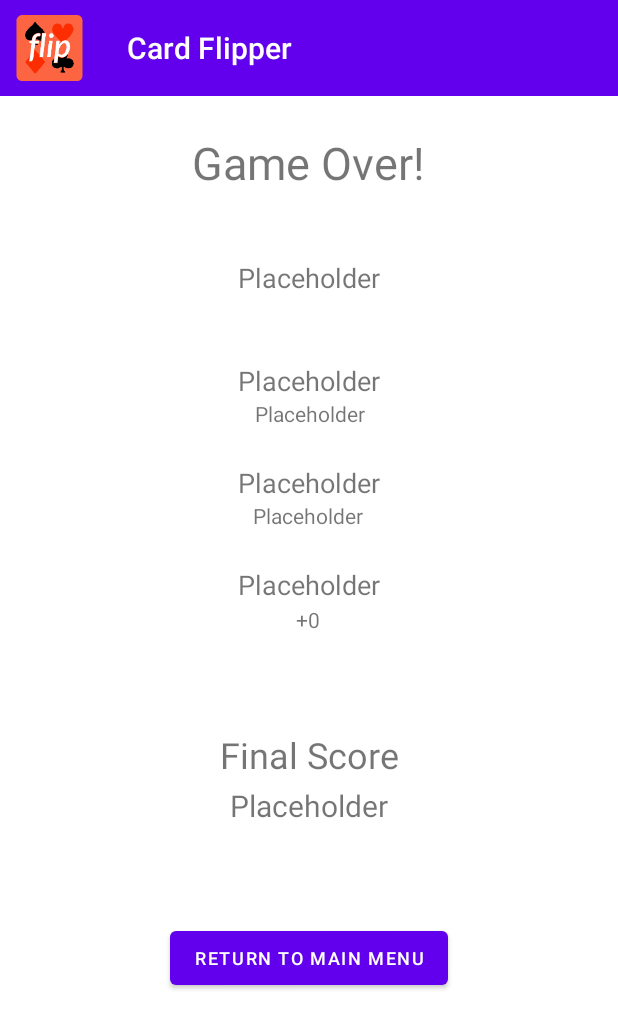
After one commit to Memeapie/CardFlipper, an Android app: the GameOver screen opened directly, with no data from a screen before it, on a phone screen of 412 x 824 dp. The commit adds this screen. Shown: the top 1029 px of the screen. Run offline under Robolectric (Android 15) with nearby library versions, the phone set to English and light mode, and no system bars; 7 statements that could not run were skipped.

Commit message:
Game Over Screen

```diff
--- a/app/src/main/AndroidManifest.xml
+++ b/app/src/main/AndroidManifest.xml
@@ -9,7 +9,8 @@
         android:roundIcon="@mipmap/ic_launcher_round"
         android:supportsRtl="true"
         android:theme="@style/Theme.CardFlipper">
-        <activity android:name=".Main.Game"></activity>
+        <activity android:name=".Main.GameOver"></activity>
+        <activity android:name=".Main.Game" />
         <activity
             android:name=".Main.ActivityBar"
             android:label="@string/appName"
--- a/app/src/main/java/com/sam/cardflipper/Fragments/GameSetting.java
+++ b/app/src/main/java/com/sam/cardflipper/Fragments/GameSetting.java
@@ -12,6 +12,7 @@ import android.widget.Spinner;
 import androidx.fragment.app.Fragment;
 
 import com.sam.cardflipper.Main.Game;
+import com.sam.cardflipper.Models.GameCompleted;
 import com.sam.cardflipper.Models.GameSettings;
 import com.sam.cardflipper.R;
 
@@ -55,6 +56,7 @@ public class GameSetting extends Fragment {
                 gameSettings.setShowsCards(showCards.isChecked());
 
                 gameController.holdMyGameSettings(gameSettings);
+                gameController.setGameCompleted(new GameCompleted());
 
                 Intent intent = new Intent(v.getContext(), Game.class);
                 startActivity(intent);
--- a/app/src/main/java/com/sam/cardflipper/Main/Game.java
+++ b/app/src/main/java/com/sam/cardflipper/Main/Game.java
@@ -4,6 +4,7 @@ import androidx.appcompat.app.AppCompatActivity;
 
 import android.animation.AnimatorInflater;
 import android.animation.AnimatorSet;
+import android.content.Intent;
 import android.os.Bundle;
 import android.os.Handler;
 import android.view.View;
@@ -13,8 +14,10 @@ import android.widget.ImageButton;
 import android.widget.TextView;
 
 import com.sam.cardflipper.Models.Card;
+import com.sam.cardflipper.Models.GameCompleted;
 import com.sam.cardflipper.Models.GameSettings;
 import com.sam.cardflipper.R;
+import com.sam.cardflipper.Services.Impl.GameControllerServiceImpl;
 import com.sam.cardflipper.Services.Impl.SoundEffectServiceImpl;
 import com.sam.cardflipper.Services.SoundEffectService;
 
@@ -359,6 +362,18 @@ public class Game extends AppCompatActivity {
     }
 
     private void triggerGameOver(Boolean didThePlayerWin) {
-        System.out.println(didThePlayerWin);
+        gameController.setGameCompleted(new GameCompleted(
+                didThePlayerWin,
+                cardsFlipped,
+                pairsFound,
+                !gameController.getMyGameSettings().getTimer().equals(-1),
+                timer,
+                !gameController.getMyGameSettings().getNumberOfLives().equals(-1),
+                lives
+        ));
+
+        Intent intent = new Intent(gameContext, GameOver.class);
+        startActivity(intent);
+
     }
 }
--- /dev/null
+++ b/app/src/main/java/com/sam/cardflipper/Main/GameOver.java
@@ -0,0 +1,82 @@
+package com.sam.cardflipper.Main;
+
+import androidx.appcompat.app.AppCompatActivity;
+
+import android.annotation.SuppressLint;
+import android.content.Intent;
+import android.os.Bundle;
+import android.view.View;
+import android.widget.Button;
+import android.widget.TextView;
+
+import com.sam.cardflipper.R;
+import com.sam.cardflipper.Services.Impl.SoundEffectServiceImpl;
+import com.sam.cardflipper.Services.SoundEffectService;
+
+import static com.sam.cardflipper.Main.ActivityBar.gameController;
+
+public class GameOver extends AppCompatActivity {
+
+    private final SoundEffectService soundEffectService = new SoundEffectServiceImpl();
+
+    @SuppressLint("SetTextI18n")
+    @Override
+    protected void onCreate(Bundle savedInstanceState) {
+        super.onCreate(savedInstanceState);
+        setContentView(R.layout.activity_game_over);
+
+        TextView cardsFlippedTextView = findViewById(R.id.cardsFlippedText);
+        cardsFlippedTextView.setText("Cards Flipped: "+ gameController.getGameCompleted().getCardsFlipped());
+
+        TextView remainingLivesTextView = findViewById(R.id.remainingLivesText);
+        TextView remainingLivesSubTextView = findViewById(R.id.remainingLivesSubText);
+        if (gameController.getGameCompleted().getUsingLives()) {
+            remainingLivesTextView.setText("Remaining Lives: " + gameController.getGameCompleted().getFinalLives());
+            remainingLivesSubTextView.setText("+" + livesScore());
+        } else {
+            remainingLivesTextView.setText("Used Infinite Lives!");
+            remainingLivesSubTextView.setText("+0");
+        }
+
+        TextView remainingTimerTextView = findViewById(R.id.remainingTimer);
+        TextView remainingTimerSubTextView = findViewById(R.id.remainingTimerSubText);
+        if (gameController.getGameCompleted().getUsingLives()) {
+            remainingTimerTextView.setText("Remaining Lives: " + gameController.getGameCompleted().getFinalTimer());
+            remainingTimerSubTextView.setText("+" + gameController.getGameCompleted().getFinalTimer());
+        } else {
+            remainingTimerTextView.setText("Used Infinite Time!");
+            remainingTimerSubTextView.setText("+0");
+        }
+
+        TextView remainingPairsTextView = findViewById(R.id.remainingPairs);
+        TextView remainingPairsSubTextView = findViewById(R.id.remainingPairsSubText);
+        remainingPairsTextView.setText("Remaining Pairs: " + (gameController.getMyGameSettings().getNumberOfCards() - gameController.getGameCompleted().getCardsPaired()));
+        remainingPairsSubTextView.setText("+" + pairsScore());
+
+        TextView finalScoreTextView = findViewById(R.id.finalScoreSubtext);
+        finalScoreTextView.setText(String.valueOf(pairsScore() + livesScore() + gameController.getGameCompleted().getFinalTimer()));
+
+        if (gameController.getGameCompleted().getGameWon()){
+            soundEffectService.playSoundEffect(this, R.raw.gamewin);
+        } else {
+            soundEffectService.playSoundEffect(this, R.raw.gamelose);
+        }
+
+        Button returnToMainMenuButton = findViewById(R.id.backToMainMenu);
+        returnToMainMenuButton.setOnClickListener(new View.OnClickListener() {
+            @Override
+            public void onClick(View v) {
+                startActivity(new Intent(GameOver.this, ActivityBar.class));
+            }
+        });
+
+    }
+
+    private Integer pairsScore(){
+        return gameController.getGameCompleted().getCardsPaired() * 5;
+    }
+
+    private Integer livesScore(){
+        return gameController.getGameCompleted().getFinalLives() * 10;
+    }
+}
--- /dev/null
+++ b/app/src/main/java/com/sam/cardflipper/Models/GameCompleted.java
@@ -0,0 +1,22 @@
+package com.sam.cardflipper.Models;
+
+import lombok.AllArgsConstructor;
+import lombok.Data;
+import lombok.NoArgsConstructor;
+
+@Data
+@AllArgsConstructor
+@NoArgsConstructor
+public class GameCompleted {
+
+    private Boolean gameWon;
+    private Integer cardsFlipped;
+    private Integer cardsPaired;
+
+    private Boolean usingTimer;
+    private Integer finalTimer;
+
+    private Boolean usingLives;
+    private Integer finalLives;
+
+}
--- a/app/src/main/java/com/sam/cardflipper/Services/GameControllerService.java
+++ b/app/src/main/java/com/sam/cardflipper/Services/GameControllerService.java
@@ -1,6 +1,7 @@
 package com.sam.cardflipper.Services;
 
 import com.sam.cardflipper.Models.Card;
+import com.sam.cardflipper.Models.GameCompleted;
 import com.sam.cardflipper.Models.GameSettings;
 
 import java.util.List;
@@ -10,6 +11,10 @@ public interface GameControllerService {
 
     List<Card> createCardList(int cards);
 
+    GameCompleted getGameCompleted();
+
+    void setGameCompleted(GameCompleted gameCompleted);
+
     void holdMyGameSettings(GameSettings settingsNew);
 
     GameSettings getMyGameSettings();
--- a/app/src/main/java/com/sam/cardflipper/Services/Impl/GameControllerServiceImpl.java
+++ b/app/src/main/java/com/sam/cardflipper/Services/Impl/GameControllerServiceImpl.java
@@ -1,6 +1,7 @@
 package com.sam.cardflipper.Services.Impl;
 
 import com.sam.cardflipper.Models.Card;
+import com.sam.cardflipper.Models.GameCompleted;
 import com.sam.cardflipper.Models.GameSettings;
 import com.sam.cardflipper.Models.Position;
 import com.sam.cardflipper.R;
@@ -15,8 +16,19 @@ import java.util.concurrent.ThreadLocalRandom;
 public class GameControllerServiceImpl implements GameControllerService {
 
     private static GameSettings settings;
+    private static GameCompleted gameCompleted;
 
     private Map<String, Integer> cardList = new ConcurrentHashMap<>();
+
+    @Override
+    public GameCompleted getGameCompleted() {
+        return gameCompleted;
+    }
+
+    @Override
+    public void setGameCompleted(GameCompleted gameCompleted) {
+        GameControllerServiceImpl.gameCompleted = gameCompleted;
+    }
 
     @Override
     public void holdMyGameSettings(GameSettings settingsNew){
--- /dev/null
+++ b/app/src/main/res/layout/activity_game_over.xml
@@ -0,0 +1,172 @@
+<?xml version="1.0" encoding="utf-8"?>
+<androidx.constraintlayout.widget.ConstraintLayout xmlns:android="http://schemas.android.com/apk/res/android"
+    xmlns:app="http://schemas.android.com/apk/res-auto"
+    xmlns:tools="http://schemas.android.com/tools"
+    android:layout_width="match_parent"
+    android:layout_height="match_parent"
+    tools:context=".Main.Game">
+
+    <TextView
+        android:id="@+id/backfill"
+        android:layout_width="71dp"
+        android:layout_height="64dp"
+        android:background="@color/purple_500"
+        android:contentDescription="@string/appName"
+        app:layout_constraintStart_toStartOf="parent"
+        app:layout_constraintTop_toTopOf="parent" />
+
+    <TextView
+        android:id="@+id/title"
+        android:layout_width="343dp"
+        android:layout_height="64dp"
+        android:background="@color/purple_500"
+        android:gravity="center"
+        android:minHeight="?actionBarSize"
+        android:padding="@dimen/appbar_padding"
+        android:text="@string/appName"
+        android:textAlignment="viewStart"
+        android:textAppearance="@style/TextAppearance.Widget.AppCompat.Toolbar.Title"
+        android:textColor="#FFFFFF"
+        app:layout_constraintEnd_toEndOf="parent"
+        app:layout_constraintTop_toTopOf="parent" />
+
+    <ImageView
+        android:id="@+id/imageView"
+        android:layout_width="50dp"
+        android:layout_height="44dp"
+        android:layout_marginStart="8dp"
+        android:layout_marginTop="10dp"
+        android:background="#673AB7"
+        android:backgroundTint="@color/purple_500"
+        android:contentDescription="@string/appName"
+        app:layout_constraintStart_toStartOf="parent"
+        app:layout_constraintTop_toTopOf="parent"
+        app:srcCompat="@mipmap/ic_launcher_round"
+        tools:srcCompat="@mipmap/ic_launcher" />
+
+    <TextView
+        android:id="@+id/gameOverTitle"
+        android:layout_width="wrap_content"
+        android:layout_height="wrap_content"
+        android:layout_marginTop="24dp"
+        android:text="@string/gameOver"
+        android:textSize="30sp"
+        app:layout_constraintEnd_toEndOf="parent"
+        app:layout_constraintHorizontal_bias="0.498"
+        app:layout_constraintStart_toStartOf="parent"
+        app:layout_constraintTop_toBottomOf="@+id/title" />
+
+    <TextView
+        android:id="@+id/cardsFlippedText"
+        android:layout_width="wrap_content"
+        android:layout_height="wrap_content"
+        android:layout_marginTop="44dp"
+        android:text="@string/placeholder"
+        android:textSize="18sp"
+        app:layout_constraintEnd_toEndOf="parent"
+        app:layout_constraintStart_toStartOf="parent"
+        app:layout_constraintTop_toBottomOf="@+id/gameOverTitle" />
+
+    <TextView
+        android:id="@+id/remainingLivesText"
+        android:layout_width="wrap_content"
+        android:layout_height="wrap_content"
+        android:layout_marginTop="44dp"
+        android:text="@string/placeholder"
+        android:textSize="18sp"
+        app:layout_constraintEnd_toEndOf="parent"
+        app:layout_constraintStart_toStartOf="parent"
+        app:layout_constraintTop_toBottomOf="@+id/cardsFlippedText" />
+
+    <TextView
+        android:id="@+id/remainingLivesSubText"
+        android:layout_width="wrap_content"
+        android:layout_height="wrap_content"
+        android:text="@string/placeholder"
+        android:textSize="14sp"
+        app:layout_constraintEnd_toEndOf="parent"
+        app:layout_constraintHorizontal_bias="0.501"
+        app:layout_constraintStart_toStartOf="parent"
+        app:layout_constraintTop_toBottomOf="@+id/remainingLivesText" />
+
+    <TextView
+        android:id="@+id/remainingTimer"
+        android:layout_width="wrap_content"
+        android:layout_height="wrap_content"
+        android:layout_marginTop="24dp"
+        android:text="@string/placeholder"
+        android:textSize="18sp"
+        app:layout_constraintEnd_toEndOf="parent"
+        app:layout_constraintHorizontal_bias="0.501"
+        app:layout_constraintStart_toStartOf="parent"
+        app:layout_constraintTop_toBottomOf="@+id/remainingLivesSubText" />
+
+    <TextView
+        android:id="@+id/remainingTimerSubText"
+        android:layout_width="wrap_content"
+        android:layout_height="wrap_content"
+        android:text="@string/placeholder"
+        android:textSize="14sp"
+        app:layout_constraintEnd_toEndOf="parent"
+        app:layout_constraintHorizontal_bias="0.498"
+        app:layout_constraintStart_toStartOf="parent"
+        app:layout_constraintTop_toBottomOf="@+id/remainingTimer" />
+
+    <TextView
+        android:id="@+id/remainingPairs"
+        android:layout_width="wrap_content"
+        android:layout_height="wrap_content"
+        android:layout_marginTop="24dp"
+        android:text="@string/placeholder"
+        android:textSize="18sp"
+        app:layout_constraintEnd_toEndOf="parent"
+        app:layout_constraintHorizontal_bias="0.501"
+        app:layout_constraintStart_toStartOf="parent"
+        app:layout_constraintTop_toBottomOf="@+id/remainingTimerSubText" />
+
+    <TextView
+        android:id="@+id/remainingPairsSubText"
+        android:layout_width="wrap_content"
+        android:layout_height="wrap_content"
+        android:layout_marginTop="1dp"
+        android:text="@string/placeholder"
+        android:textSize="14sp"
+        app:layout_constraintEnd_toEndOf="parent"
+        app:layout_constraintHorizontal_bias="0.498"
+        app:layout_constraintStart_toStartOf="parent"
+        app:layout_constraintTop_toBottomOf="@+id/remainingPairs" />
+
+    <TextView
+        android:id="@+id/finalScore"
+        android:layout_width="wrap_content"
+        android:layout_height="wrap_content"
+        android:layout_marginTop="64dp"
+        android:text="@string/finalScore"
+        android:textSize="24sp"
+        app:layout_constraintEnd_toEndOf="parent"
+        app:layout_constraintStart_toStartOf="parent"
+        app:layout_constraintTop_toBottomOf="@+id/remainingPairsSubText" />
+
+    <TextView
+        android:id="@+id/finalScoreSubtext"
+        android:layout_width="wrap_content"
+        android:layout_height="wrap_content"
+        android:layout_marginTop="4dp"
+        android:text="@string/placeholder"
+        android:textSize="20sp"
+        app:layout_constraintEnd_toEndOf="parent"
+        app:layout_constraintStart_toStartOf="parent"
+        app:layout_constraintTop_toBottomOf="@+id/finalScore" />
+
+    <Button
+        android:id="@+id/backToMainMenu"
+        android:layout_width="wrap_content"
+        android:layout_height="wrap_content"
+        android:layout_marginTop="64dp"
+        android:text="@string/backToMainMenu"
+        android:textSize="12sp"
+        app:layout_constraintEnd_toEndOf="parent"
+        app:layout_constraintStart_toStartOf="parent"
+        app:layout_constraintTop_toBottomOf="@+id/finalScoreSubtext" />
+
+</androidx.constraintlayout.widget.ConstraintLayout>
--- a/app/src/main/res/values/strings.xml
+++ b/app/src/main/res/values/strings.xml
@@ -15,6 +15,10 @@
     <string name="gameSettingsAnimate">Animate Cards</string>
     <string name="gameSettingsShowCards">Show the Cards before the Game</string>
     <string name="resetToDefault">Reset to Default Settings</string>
+    <string name="gameOver">Game Over!</string>
+    <string name="placeholder">Placeholder</string>
+    <string name="finalScore">Final Score</string>
+    <string name="backToMainMenu">Return to Main Menu</string>
 
     <string-array name="gameSettingsCardCounts">
         <item>20</item>
```
